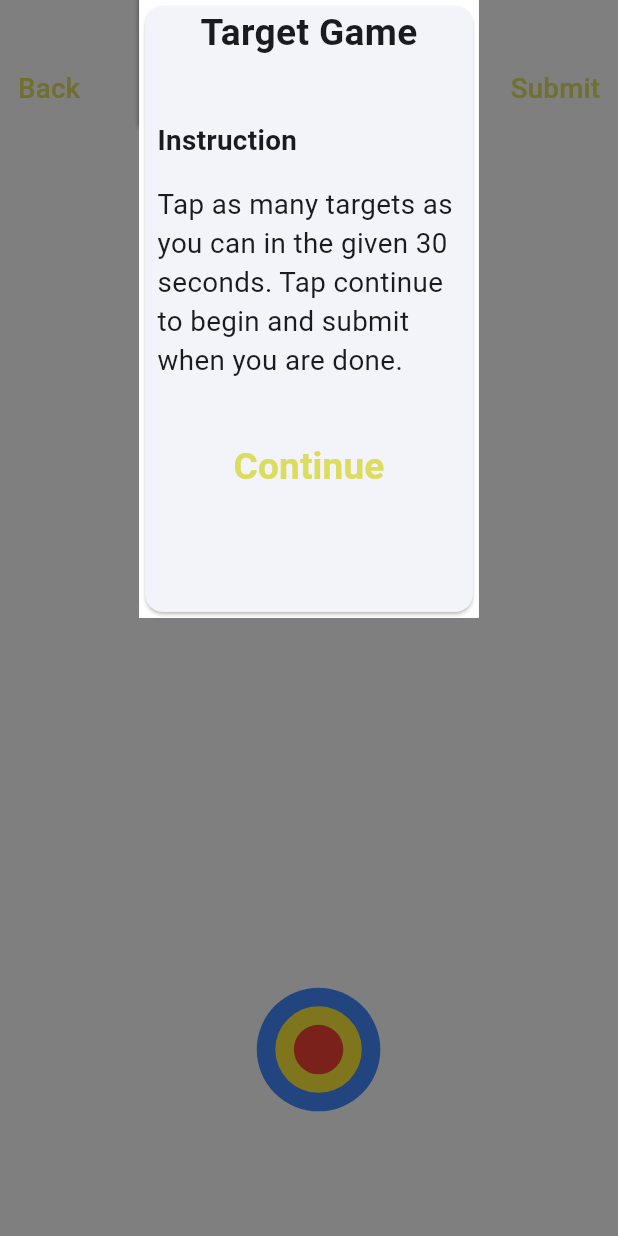
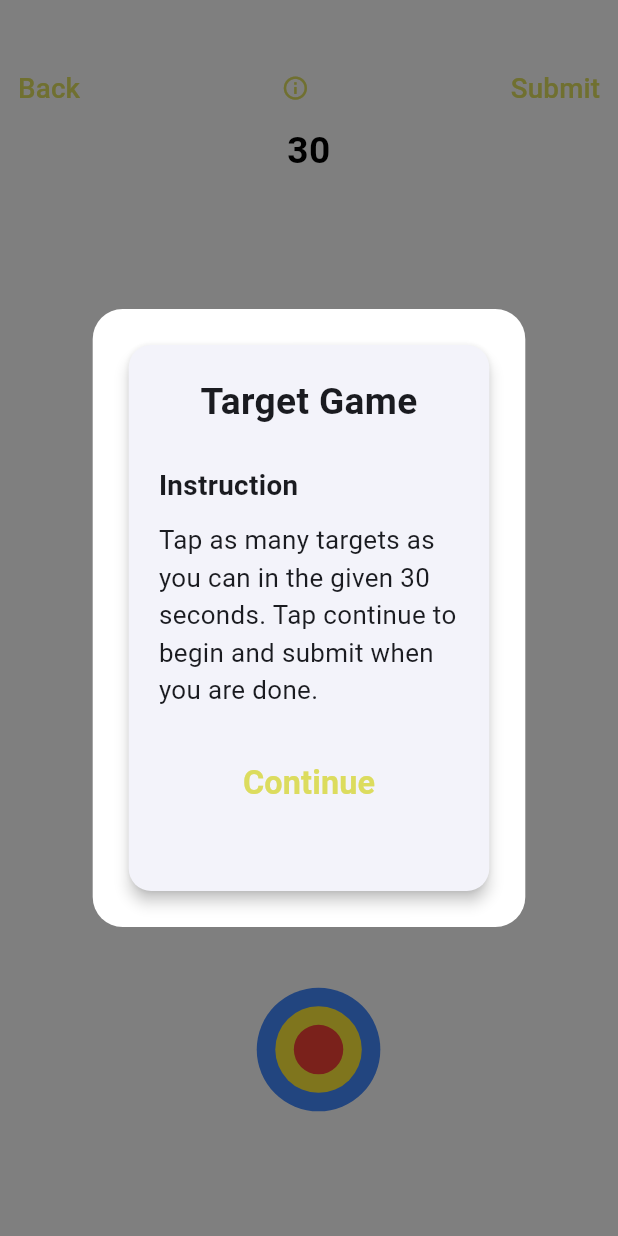
Before and after one commit to FIU-MOSAIC/NeuroTask_Modern, a Flutter app: the screen it shows after launch, after a tap on "Submit", on a phone screen of 412 x 824 dp. Run offline on Flutter 3.47's test engine with Material 3 defaults, Android fonts, the phone set to English and light mode, and no system bars; our stand-ins replace cloud_firestore, firebase_auth, firebase_core, get, shared_preferences; accounts and stored records are empty.

Commit message:
target game latest

```diff
--- a/lib/pages/games/target_game.dart
+++ b/lib/pages/games/target_game.dart
@@ -15,7 +15,8 @@ class TargetGame extends StatefulWidget {
 }
 
 class _TargetGameState extends State<TargetGame> {
-
+  bool _isDialogVisible = false;
+  int score = 0;
   double positionX = 0.0;
   double positionY = 0.0;
   Random random = Random();
@@ -35,89 +36,156 @@ class _TargetGameState extends State<TargetGame> {
 
   Timer? timer;
   int second = 30;
-  void startTimer(){
+  void startTimer() {
   timer = Timer.periodic(const Duration(seconds: 1), (timer) {
     setState(() {
       second--;
     });
+
+    if (second < 0) {
+      timer.cancel();
+      showGameOverDialog(); // 👈 New popup
+    }
   });
 }
+void showGameOverDialog() {
+  showDialog(
+    context: context,
+    barrierDismissible: false,
+    builder: (context) {
+      return Center(
+        child: Container(
+          height: MediaQuery.of(context).size.height * 0.4,
+          width: MediaQuery.of(context).size.width * 0.7,
+          padding: const EdgeInsets.all(20),
+          decoration: BoxDecoration(
+            color: Colors.white,
+            borderRadius: BorderRadius.circular(20),
+          ),
+          child: Material(
+            type: MaterialType.transparency,
+            child: Card(
+              elevation: 4,
+              shape: RoundedRectangleBorder(borderRadius: BorderRadius.circular(15)),
+              child: Column(
+                mainAxisAlignment: MainAxisAlignment.center,
+                children: [
+                  Text(
+                    "Time's Up!",
+                    style: TextStyle(
+                      fontSize: (width / Responsive.designWidth) * 40,
+                      fontWeight: FontWeight.bold,
+                    ),
+                  ),
+                  SizedBox(height: height * 0.02),
+                  Text(
+                    "Your Score: $score",
+                    style: TextStyle(
+                      fontSize: (width / Responsive.designWidth) * 35,
+                      color: Colors.black,
+                    ),
+                  ),
+                  SizedBox(height: height * 0.04),
+                  TextButton(
+                    onPressed: () {
+                      Navigator.pop(context);
+                      Get.to(const HomePage()); // Same as Submit
+                    },
+                    child: Text(
+                      "Tap to Continue",
+                      style: TextStyle(
+                        fontSize: (width / Responsive.designWidth) * 30,
+                        color: const Color.fromARGB(166, 207, 207, 11),
+                        fontWeight: FontWeight.bold,
+                      ),
+                    ),
+                  )
+                ],
+              ),
+            ),
+          ),
+        ),
+      );
+    },
+  );
+}
 
-  showMyDialog(){
-    return showGeneralDialog(
+  void showMyDialog() {
+  if (_isDialogVisible) return;
+
+  _isDialogVisible = true;
+
+  showGeneralDialog(
     transitionDuration: const Duration(milliseconds: 500),
     barrierDismissible: false,
     barrierLabel: MaterialLocalizations.of(context).dialogLabel,
     context: context,
     pageBuilder: (context, animation, secondaryAnimation) {
-        return Column(
-          crossAxisAlignment: CrossAxisAlignment.center,
-          children: [
-            Container(
+      return Center( // 👈 Center vertically and horizontally
+        child: Container(
           height: MediaQuery.of(context).size.height * 0.5,
-              width: MediaQuery.of(context).size.width * 0.55,
+          width: MediaQuery.of(context).size.width * 0.7,
+          padding: const EdgeInsets.all(20),
+          decoration: BoxDecoration(
             color: Colors.white,
+            borderRadius: BorderRadius.circular(20),
+          ),
+          child: Material(
+            type: MaterialType.transparency,
             child: Card(
+              elevation: 4,
+              shape: RoundedRectangleBorder(borderRadius: BorderRadius.circular(15)),
               child: ListView(
                 shrinkWrap: true,
+                padding: const EdgeInsets.all(20),
                 children: [
-                    Text("Target Game",
+                  Text(
+                    "Target Game",
                     textAlign: TextAlign.center,
                     style: TextStyle(
-                        fontSize: (width/Responsive.designWidth) * 40,
+                      fontSize: (width / Responsive.designWidth) * 40,
                       fontWeight: FontWeight.bold,
                     ),
                   ),
-                    SizedBox(height: height * 0.05),
-                    Padding(
-                      padding: EdgeInsets.only(left: width * 0.02),
-                      child: Text("Instruction",
-                        textAlign: TextAlign.start,
+                  SizedBox(height: height * 0.03),
+                  Text(
+                    "Instruction",
                     style: TextStyle(
-                          fontSize: (width/Responsive.designWidth) * 30,
+                      fontSize: (width / Responsive.designWidth) * 30,
+                      fontWeight: FontWeight.bold,
+                    ),
+                  ),
+                  SizedBox(height: height * 0.015),
+                  Text(
+                    "Tap as many targets as you can in the given 30 seconds. Tap continue to begin and submit when you are done.",
+                    style: TextStyle(
+                      fontSize: (width / Responsive.designWidth) * 28,
+                    ),
+                  ),
+                  SizedBox(height: height * 0.03),
+                  Align(
+                    alignment: Alignment.center,
+                    child: TextButton(
+                      onPressed: () {
+                        _isDialogVisible = false;
+                        startTimer(); // Only start on initial instruction
+                        Navigator.pop(context);
+                      },
+                      child: Text(
+                        "Continue",
+                        style: TextStyle(
+                          fontSize: (width / Responsive.designWidth) * 35,
+                          color: const Color.fromARGB(166, 207, 207, 11),
                           fontWeight: FontWeight.bold,
                         ),
                       ),
                     ),
-                    Padding(
-                      padding: EdgeInsets.symmetric(horizontal: width * 0.02,vertical: height * 0.02),
-                      child: Text("Tap as many targets as you can in the given 30 seconds. Tap continue to begin and submit when you are done.",
-                        textAlign: TextAlign.start,
-                        style: TextStyle(
-                          fontSize: (width/Responsive.designWidth) * 30,
-                          fontWeight: FontWeight.normal,
+                  )
+                ],
               ),
             ),
           ),
-                    SizedBox(height: height * 0.02),
-                    TextButton(
-                      onPressed: (){
-                        startTimer();
-                        Navigator.pop(context);
-                      },
-                      child: Text("Continue",
-                      textAlign: TextAlign.center,
-                      style: TextStyle(
-                        fontSize: (width/Responsive.designWidth) * 40,
-                        fontWeight: FontWeight.bold,
-                        color: const Color.fromARGB(166, 207, 207, 11),
         ),
-                    ),
-                    ),
-                    // SizedBox(height: height * 0.01),
-                    // InkWell(
-                    //   onTap:(){
-
-                    //   },
-                    //   child: Icon(Icons.keyboard_arrow_up,
-                    //     size: (width/Responsive.designWidth) * 50,
-                    //   ),
-                    // ),
-                  ],
-                ),
-              )
-            ),
-          ],
       );
     },
   );
@@ -179,16 +247,24 @@ class _TargetGameState extends State<TargetGame> {
                         ),
                       )
                     ),
-                    const StartMessage(gameName: 'Target Game',
-                    description: "Tap as many targets as you can in the given 30 seconds. Tap continue to begin and submit when you are done."),
+                          IconButton(
+                            onPressed: () {
+                              showMyDialog(); // Show instructions on demand
+                            },
+                            icon: Icon(Icons.info_outline),
+                            tooltip: 'Show Instructions',
+                            color: const Color.fromARGB(166, 207, 207, 11),
+                            iconSize: (width / Responsive.designWidth) * 30,
+                          ),
+
                           TextButton(
-                      onPressed: (){
+                            onPressed: () {
                               timer!.cancel();
                               Get.to(const HomePage());
                             },
                             child: Text("Submit",
                               style: TextStyle(
-                          fontSize: (width/Responsive.designWidth) * 30,
+                                fontSize: (width / Responsive.designWidth) * 30,
                                 color: const Color.fromARGB(166, 207, 207, 11),
                           ),
                       )
@@ -229,6 +305,7 @@ class _TargetGameState extends State<TargetGame> {
                     (circleSize.values.elementAt(index)),
                   );
                   getRandomPosition();
+                  score++; // Increment score on successful hit
                   setState(() {});
 
                 },
```
Lines whose indentation alone changed are shown as unchanged.
